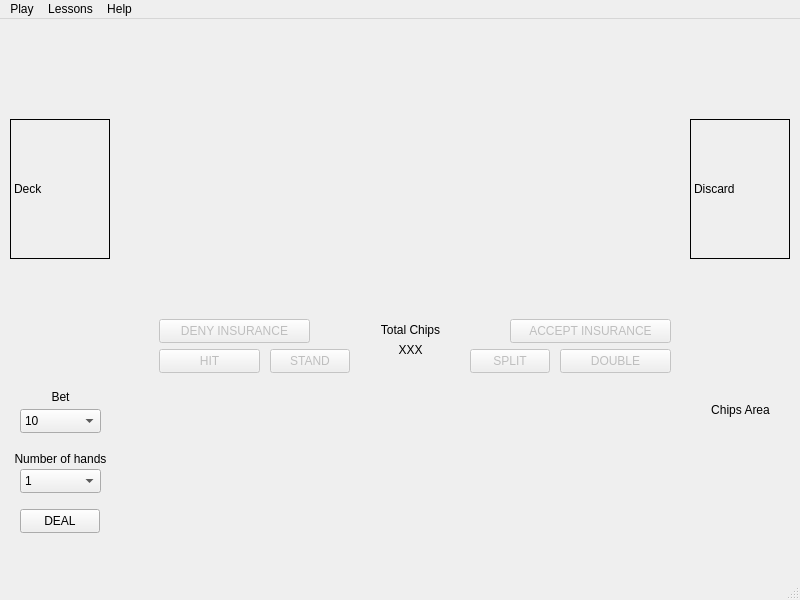
LandenHughes/QTCasinoGame, file CountingBlackjack/mainwindow.ui: the form before one commit.
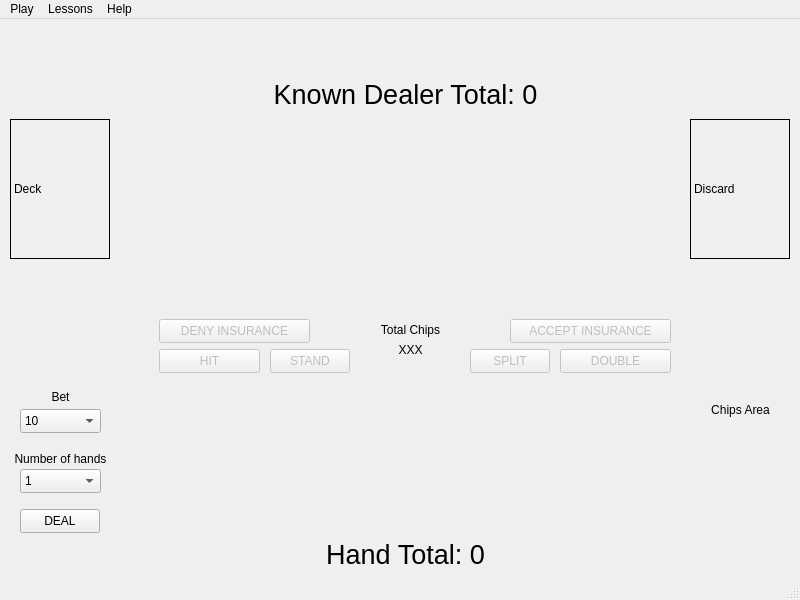
The form after the commit.

Commit message:
First implementation of hand total displays
Hand totals for both the dealer and player are shown in labels on the
screen. NOTE: There are still known bugs with this feature. Two of note
include incorrect totals when splitting and occasional incorrect dealer
totals after round is over.

Patch:
```diff
--- a/CountingBlackjack/mainwindow.ui
+++ b/CountingBlackjack/mainwindow.ui
@@ -335,6 +335,48 @@
      <set>Qt::AlignCenter</set>
     </property>
    </widget>
+   <widget class="QLabel" name="dealerTotalLabel">
+    <property name="geometry">
+     <rect>
+      <x>230</x>
+      <y>60</y>
+      <width>351</width>
+      <height>31</height>
+     </rect>
+    </property>
+    <property name="font">
+     <font>
+      <pointsize>20</pointsize>
+     </font>
+    </property>
+    <property name="text">
+     <string>Known Dealer Total: 0</string>
+    </property>
+    <property name="alignment">
+     <set>Qt::AlignCenter</set>
+    </property>
+   </widget>
+   <widget class="QLabel" name="playerTotalLabel">
+    <property name="geometry">
+     <rect>
+      <x>290</x>
+      <y>520</y>
+      <width>231</width>
+      <height>31</height>
+     </rect>
+    </property>
+    <property name="font">
+     <font>
+      <pointsize>20</pointsize>
+     </font>
+    </property>
+    <property name="text">
+     <string>Hand Total: 0</string>
+    </property>
+    <property name="alignment">
+     <set>Qt::AlignCenter</set>
+    </property>
+   </widget>
   </widget>
   <widget class="QStatusBar" name="statusbar"/>
   <widget class="QMenuBar" name="menubar">
```
Left out of the diff: 2 changed lines with no effect on the pictures. The commit also changes 8 other files.
